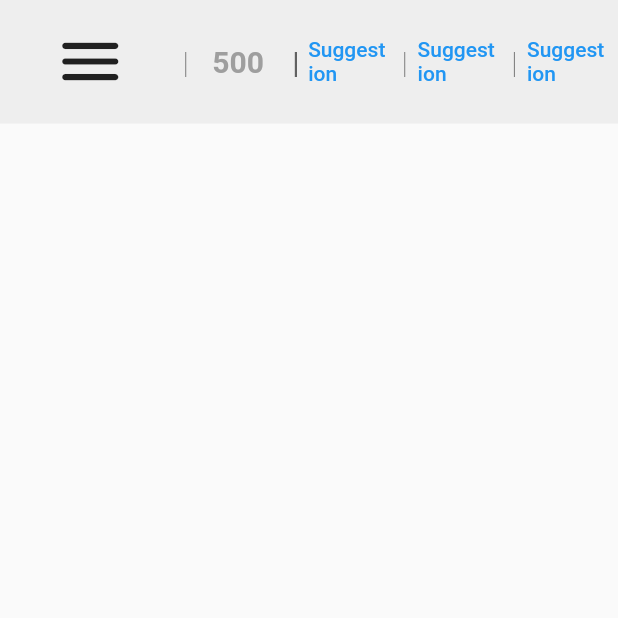
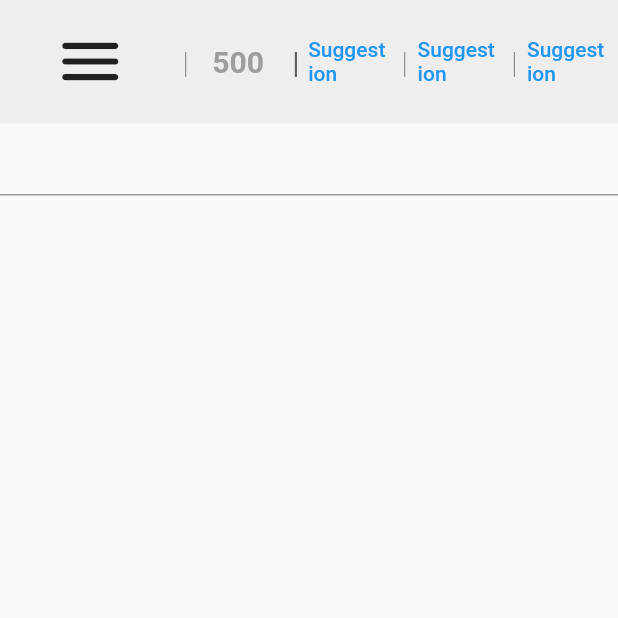
Before and after one commit to NuclearTea/calculator_app, a Flutter app: the screen it shows after launch, on a phone screen of 412 x 824 dp, the top half of it. Run offline on Flutter 3.47's test engine with Material 2 defaults, Android fonts, the phone set to English and light mode, and no system bars.

Commit message:
added font, updates to overall application

```diff
--- a/lib/main.dart
+++ b/lib/main.dart
@@ -1,8 +1,24 @@
+import 'dart:collection';
+// import 'package:calculator_app/resultant_form.dart';
+import 'package:calculator_app/suggestion_button.dart';
 import 'package:flutter/material.dart';
 
 void main() {
   runApp(const MyApp());
 }
+
+// class SuggestionButtonList extends StatefulWidget {
+//   const SuggestionButtonList({super.key});
+
+//   @override
+//   State<SuggestionButtonList> createState() => _SuggestionButtonListState();
+// }
+
+// class _SuggestionButtonListState extends State<SuggestionButtonList> {
+//   List<SuggestionButton> = [
+//     SuggestionButton()
+//   ]
+// }
 
 class MyApp extends StatelessWidget {
   const MyApp({super.key});
@@ -11,21 +27,25 @@ class MyApp extends StatelessWidget {
   @override
   Widget build(BuildContext context) {
     return MaterialApp(
-      title: 'Flutter Demo',
-      theme: ThemeData(
-        // This is the theme of your application.
-        //
-        // Try running your application with "flutter run". You'll see the
-        // application has a blue toolbar. Then, without quitting the app, try
-        // changing the primarySwatch below to Colors.green and then invoke
-        // "hot reload" (press "r" in the console where you ran "flutter run",
-        // or simply save your changes to "hot reload" in a Flutter IDE).
-        // Notice that the counter didn't reset back to zero; the application
-        // is not restarted.
-        primarySwatch: Colors.blue,
-      ),
-      home: const MyHomePage(title: 'Flutter Demo Home Page'),
-    );
+        home: const MyHomePage(
+      title: '',
+    ));
+    // return MaterialApp(
+    //   title: 'Flutter Demo',
+    //   theme: ThemeData(
+    //     // This is the theme of your application.
+    //     //
+    //     // Try running your application with "flutter run". You'll see the
+    //     // application has a blue toolbar. Then, without quitting the app, try
+    //     // changing the primarySwatch below to Colors.green and then invoke
+    //     // "hot reload" (press "r" in the console where you ran "flutter run",
+    //     // or simply save your changes to "hot reload" in a Flutter IDE).
+    //     // Notice that the counter didn't reset back to zero; the application
+    //     // is not restarted.
+    //     primarySwatch: Colors.blue,
+    //   ),
+    //   home: const MyHomePage(title: 'Flutter Demo Home Page'),
+    // );
   }
 }
 
@@ -48,17 +68,37 @@ class MyHomePage extends StatefulWidget {
 }
 
 class _MyHomePageState extends State<MyHomePage> {
-  int _counter = 0;
+  List<String> acceptableValues = [
+    "1",
+    "2",
+    "3",
+    "5",
+    "6",
+    "7",
+    "8",
+    "9",
+    "0",
+    "x",
+    "*",
+    "/",
+    "-",
+    "=",
+    "+",
+    "^",
+    "(",
+    ")",
+    ""
+  ];
 
-  void _incrementCounter() {
-    setState(() {
-      // This call to setState tells the Flutter framework that something has
-      // changed in this State, which causes it to rerun the build method below
-      // so that the display can reflect the updated values. If we changed
-      // _counter without calling setState(), then the build method would not be
-      // called again, and so nothing would appear to happen.
-      _counter++;
-    });
+  late var _addNumberToQueue = int.parse(resultantController.text);
+  Queue recentHistory = Queue();
+  final resultantController = TextEditingController();
+
+  @override
+  void dispose() {
+    // Clean up the controller when the widget is disposed.
+    resultantController.dispose();
+    super.dispose();
   }
 
   @override
@@ -74,7 +114,9 @@ class _MyHomePageState extends State<MyHomePage> {
     // fast, so that you can just rebuild anything that needs updating rather
     // than having to individually change instances of widgets.
     return Scaffold(
-      body: Container(
+        body: Column(
+      children: [
+        Container(
           height: MediaQuery.of(context).size.height * (heightScaleFactor),
           color: Colors.grey.shade200,
           child: Row(
@@ -82,7 +124,8 @@ class _MyHomePageState extends State<MyHomePage> {
             children: <Widget>[
               SizedBox(
                 width: MediaQuery.of(context).size.width * (7 / 24),
-              height: MediaQuery.of(context).size.height * (heightScaleFactor),
+                height:
+                    MediaQuery.of(context).size.height * (heightScaleFactor),
                 child: IconButton(
                   iconSize: 50,
                   icon: const Icon(
@@ -92,8 +135,8 @@ class _MyHomePageState extends State<MyHomePage> {
                 ),
               ),
               SizedBox(
-              width:
-                  MediaQuery.of(context).size.width * (dividerWidthScaleFactor),
+                width: MediaQuery.of(context).size.width *
+                    (dividerWidthScaleFactor),
                 child: const Text(
                   "|",
                   textAlign: TextAlign.end,
@@ -106,7 +149,8 @@ class _MyHomePageState extends State<MyHomePage> {
               SizedBox(
                 width: MediaQuery.of(context).size.width *
                     (suggestionWidthScaleFactor),
-              height: MediaQuery.of(context).size.height * (heightScaleFactor),
+                height:
+                    MediaQuery.of(context).size.height * (heightScaleFactor),
                 child: TextButton(
                     onPressed: () {},
                     child: const Text(
@@ -118,8 +162,8 @@ class _MyHomePageState extends State<MyHomePage> {
                     )),
               ),
               SizedBox(
-              width:
-                  MediaQuery.of(context).size.width * (dividerWidthScaleFactor),
+                width: MediaQuery.of(context).size.width *
+                    (dividerWidthScaleFactor),
                 child: Text(
                   "|",
                   textAlign: TextAlign.end,
@@ -134,8 +178,8 @@ class _MyHomePageState extends State<MyHomePage> {
                   child: TextButton(
                       onPressed: () {}, child: const Text("Suggestion"))),
               SizedBox(
-              width:
-                  MediaQuery.of(context).size.width * (dividerWidthScaleFactor),
+                width: MediaQuery.of(context).size.width *
+                    (dividerWidthScaleFactor),
                 child: const Text(
                   "|",
                   textAlign: TextAlign.end,
@@ -153,8 +197,8 @@ class _MyHomePageState extends State<MyHomePage> {
                   child: TextButton(
                       onPressed: () {}, child: const Text("Suggestion"))),
               SizedBox(
-              width:
-                  MediaQuery.of(context).size.width * (dividerWidthScaleFactor),
+                width: MediaQuery.of(context).size.width *
+                    (dividerWidthScaleFactor),
                 child: const Text(
                   "|",
                   textAlign: TextAlign.end,
@@ -173,7 +217,14 @@ class _MyHomePageState extends State<MyHomePage> {
                       onPressed: () {}, child: const Text("Suggestion"))),
             ],
           ),
-      ), // This trailing comma makes auto-formatting nicer for build methods.
-    );
+        ),
+        TextField(
+          style: const TextStyle(fontFamily: "Roboto"),
+          keyboardType: TextInputType.text,
+          textAlign: TextAlign.end,
+          controller: resultantController,
+        )
+      ],
+    ));
   }
 }
```
Also changed, not shown: lib/suggestion_button.dart (+27 -24 lines), pubspec.yaml (+5 -2 lines), fonts/Roboto-Light.ttf (added). Lines whose indentation alone changed are shown as unchanged.
